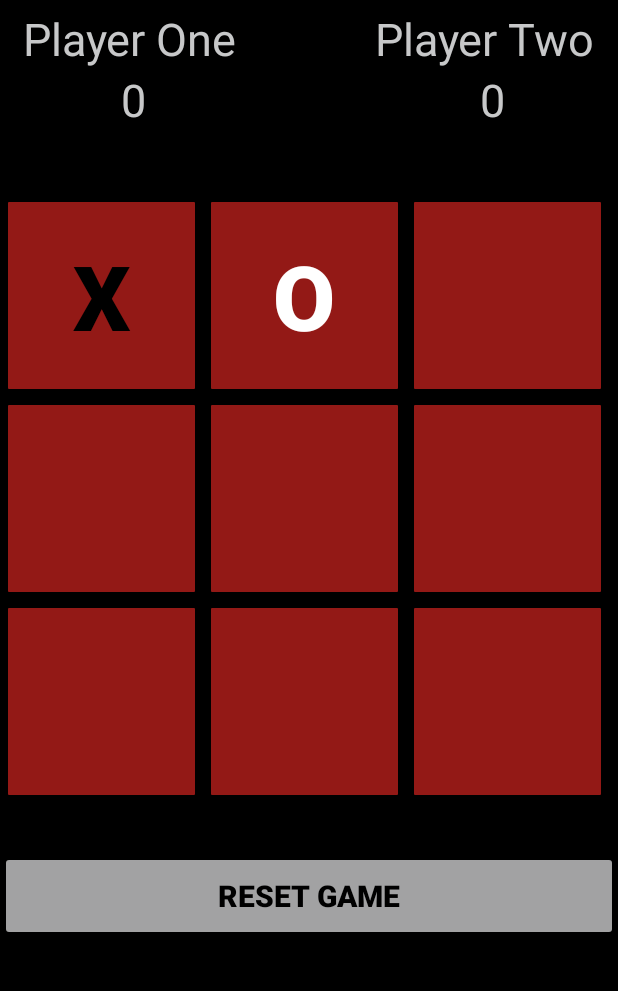
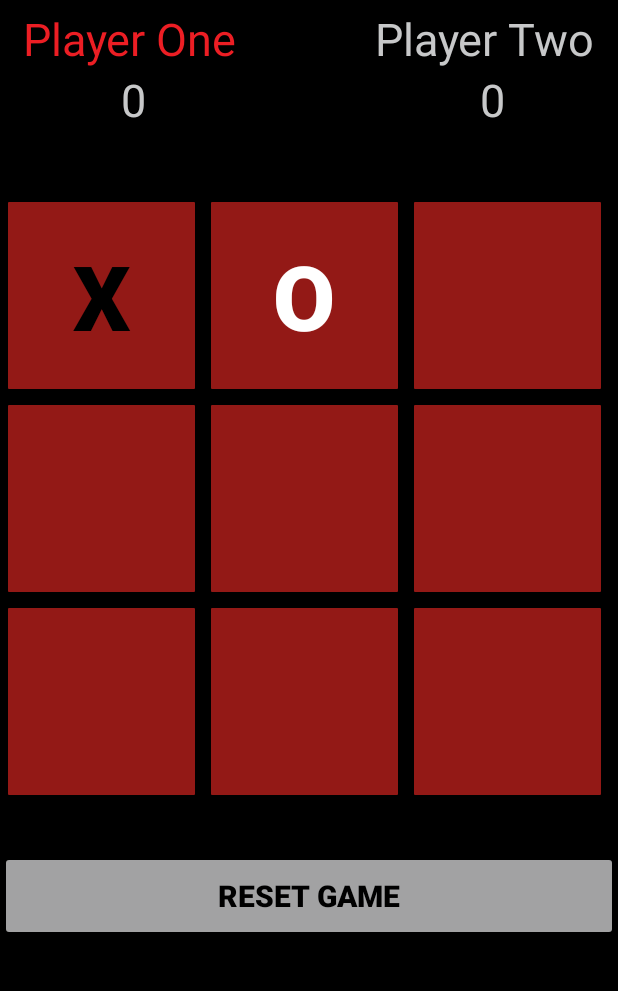
Before and after one commit to Grace0Hud/TicTacToev2, an Android app: the screen it shows after launch (MainActivity), after a tap on an icon or button, on a phone screen of 412 x 824 dp, the part 84-1075 px from its top. Run offline under Robolectric (Android 15) with nearby library versions, the phone set to English and light mode, and no system bars; 2 other taps on this screen came first.

Commit message:
text color indicates which player's turn it is

```diff
--- a/app/src/main/java/com/example/tictactoe/MainActivity.java
+++ b/app/src/main/java/com/example/tictactoe/MainActivity.java
@@ -15,6 +15,8 @@ import android.widget.Button;
 import android.widget.EditText;
 import android.widget.TextView;
 import android.widget.Toast;
+
+import org.w3c.dom.Text;
 
 import java.util.ArrayList;
 
@@ -111,6 +113,9 @@ public class MainActivity extends AppCompatActivity implements OnClickListener {
         String buttonID = view.getResources().getResourceEntryName(view.getId()); //gets the id for a button clicked
         int boardPointer = Integer.parseInt(buttonID.substring(buttonID.length() - 1, buttonID.length())); //gets rid of the button from the grid once clicked
 
+        TextView playerOneDisplay = (TextView)findViewById(R.id.playerOne);
+        TextView playerTwoDisplay = (TextView)findViewById(R.id.playerTwo);
+
         if (activePlayer){
             ((Button) view).setText("X"); //adds an x to the button
         ((Button) view).setTextColor(getResources().getColor(R.color.black)); //changes the color of the x added to button
@@ -118,6 +123,7 @@ public class MainActivity extends AppCompatActivity implements OnClickListener {
     } else {
             ((Button)view).setText("O"); //adds an o to the button
             ((Button)view).setTextColor(getResources().getColor(R.color.white));//changes the color of the o added to the button
+
             board[boardPointer] = 1; //updates which buttons are on the board & 1 for player two
         }
         roundCount++; //increases for check of tie
@@ -140,6 +146,16 @@ public class MainActivity extends AppCompatActivity implements OnClickListener {
             changeScreen("TIE :(");
         } else {
             activePlayer = !activePlayer;
+            if(activePlayer)
+            {
+                playerOneDisplay.setTextColor(getResources().getColor(R.color.scarletLake));
+                playerTwoDisplay.setTextColor(getResources().getColor(R.color.frenchGrey));
+            }
+            else
+            {
+                playerTwoDisplay.setTextColor(getResources().getColor(R.color.scarletLake));
+                playerOneDisplay.setTextColor(getResources().getColor(R.color.frenchGrey));
+            }
         }
 
     }
--- a/app/src/main/res/layout/activity_main.xml
+++ b/app/src/main/res/layout/activity_main.xml
@@ -17,7 +17,7 @@
         android:textSize="30sp"
         app:layout_constraintTop_toTopOf="parent"
         app:layout_constraintLeft_toLeftOf="parent"
-        android:textColor="@color/frenchGrey"
+        android:textColor="@color/scarletLake"
         />
 
     <TextView
```
